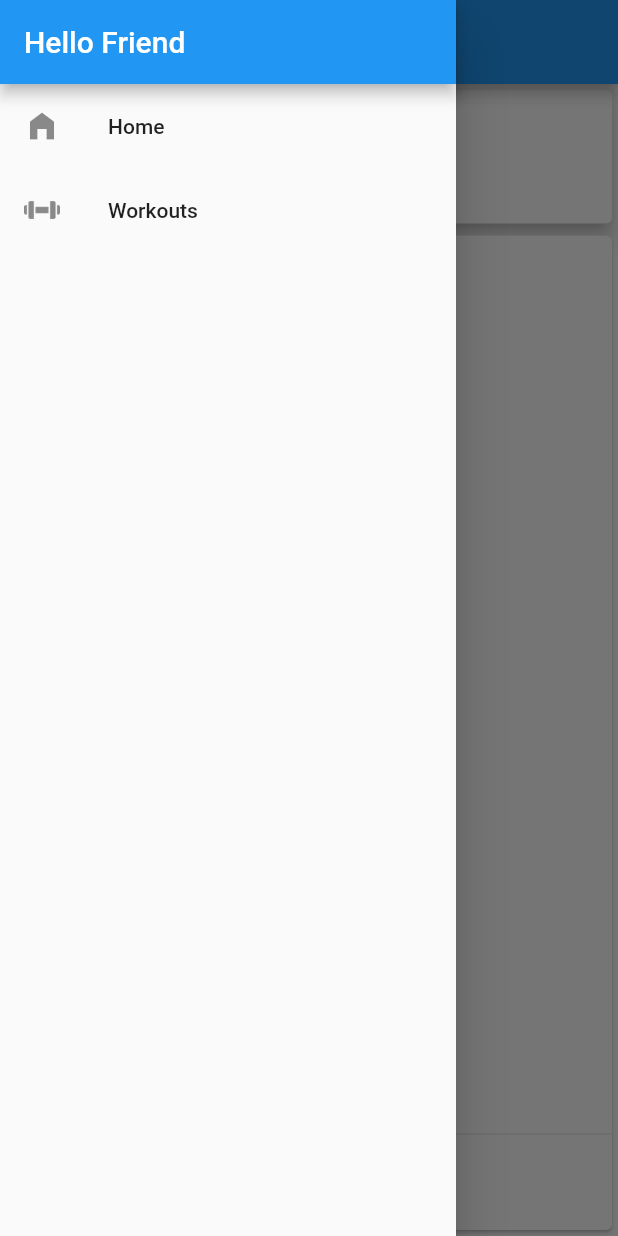
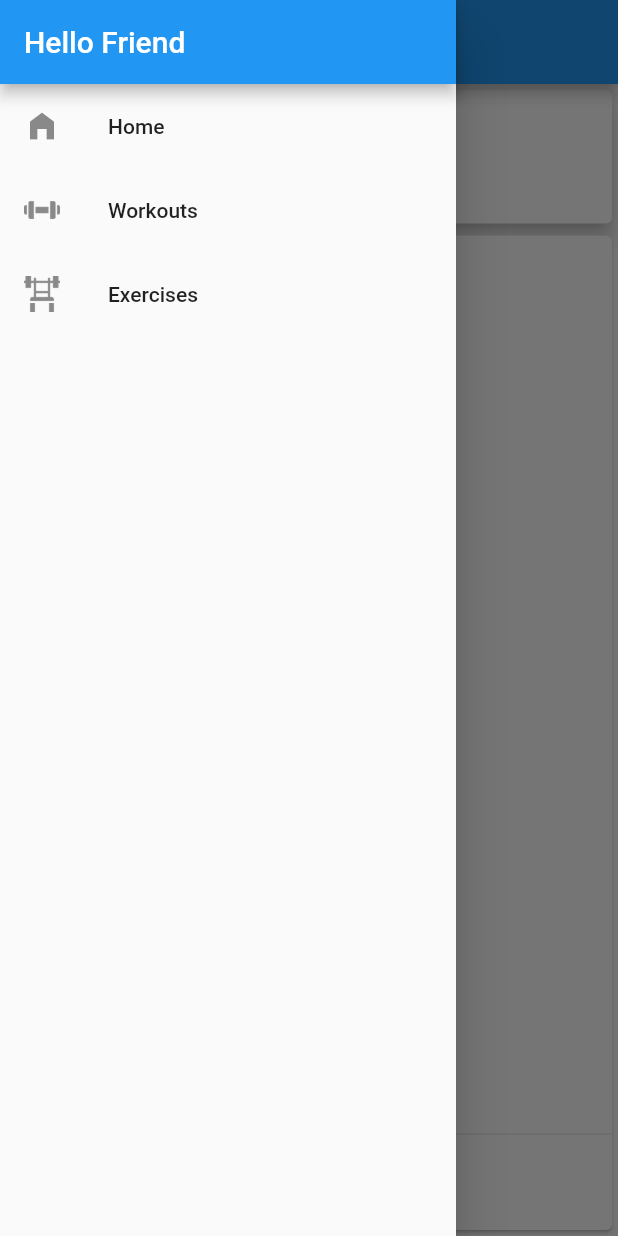
Before and after one commit to fwindolf/stronk, a Flutter app: the ProfileScreen screen opened by its route, with the side drawer open, on a phone screen of 412 x 824 dp. Run offline on Flutter 3.47's test engine with Material 2 defaults, Android fonts, the phone set to English and light mode, and no system bars; our stand-ins replace cloud_firestore, firebase_auth, firebase_core, flutter_hooks, flutter_riverpod, flutter_speed_dial and 3 more; accounts and stored records are empty; statements that could not run were skipped.

Commit message:
Further implement exercise screen

```diff
--- a/lib/app/drawer/default_drawer.dart
+++ b/lib/app/drawer/default_drawer.dart
@@ -25,6 +25,13 @@ class DefaultDrawer extends StatelessWidget {
               Navigator.of(context).pushReplacementNamed(AppRoutes.workouts);
             },
           ),
+          ListTile(
+            leading: const ImageIcon(AssetImage('assets/icons/exercises.png')),
+            title: const Text("Exercises"),
+            onTap: () {
+              Navigator.of(context).pushReplacementNamed(AppRoutes.exercises);
+            },
+          ),
         ],
       ),
     );
--- a/lib/controllers/exercise_controller.dart
+++ b/lib/controllers/exercise_controller.dart
@@ -88,7 +88,7 @@ class ExerciseListController extends StateNotifier<AsyncValue<List<Exercise>>> {
     }
 
     try {
-      final exercises = await _read(exerciseRepositoryProvider).retrieveExercise(userId: _userId!);
+      final exercises = await _read(exerciseRepositoryProvider).retrieveExercises(userId: _userId!);
       if (mounted) {
         state = AsyncValue.data(exercises);
       }
--- a/lib/routing/app_router.dart
+++ b/lib/routing/app_router.dart
@@ -1,8 +1,12 @@
 import 'package:flutter/material.dart';
 import 'package:flutter_riverpod/flutter_riverpod.dart';
 
+import 'package:stronk/models/exercise/exercise.dart';
+
 import 'package:stronk/app/home/home_screen.dart';
 import 'package:stronk/app/profile/profile_screen.dart';
+import 'package:stronk/app/exercises/exercises_screen.dart';
+import 'package:stronk/app/exercises/exercises_edit_screen.dart';
 
 class AppRoutes {
   static const home = "/";
@@ -40,6 +44,21 @@ class AppRouter {
           settings: settings,
           fullscreenDialog: true,
         );
+      case AppRoutes.exercises:
+        return MaterialPageRoute(
+          builder: (_) => ExerciseScreen(),
+          settings: settings,
+          fullscreenDialog: true,
+        );
+      case AppRoutes.exerciseEdit:
+        final exercise = args as Exercise?;
+        return MaterialPageRoute(
+          builder: (_) => ExerciseEditScreen(
+            editedExercise: exercise,
+          ),
+          settings: settings,
+          fullscreenDialog: true,
+        );
       case AppRoutes.exerciseDetail:
       // final productId = args as String;
       // return MaterialPageRoute<dynamic>(
```
Also changed, not shown: lib/app/exercises/exercise_item_widget.dart (+4 -3 lines), lib/app/exercises/exercises_screen.dart (+37 -13 lines), lib/repositories/exercise_repository.dart (+9 -4 lines).
